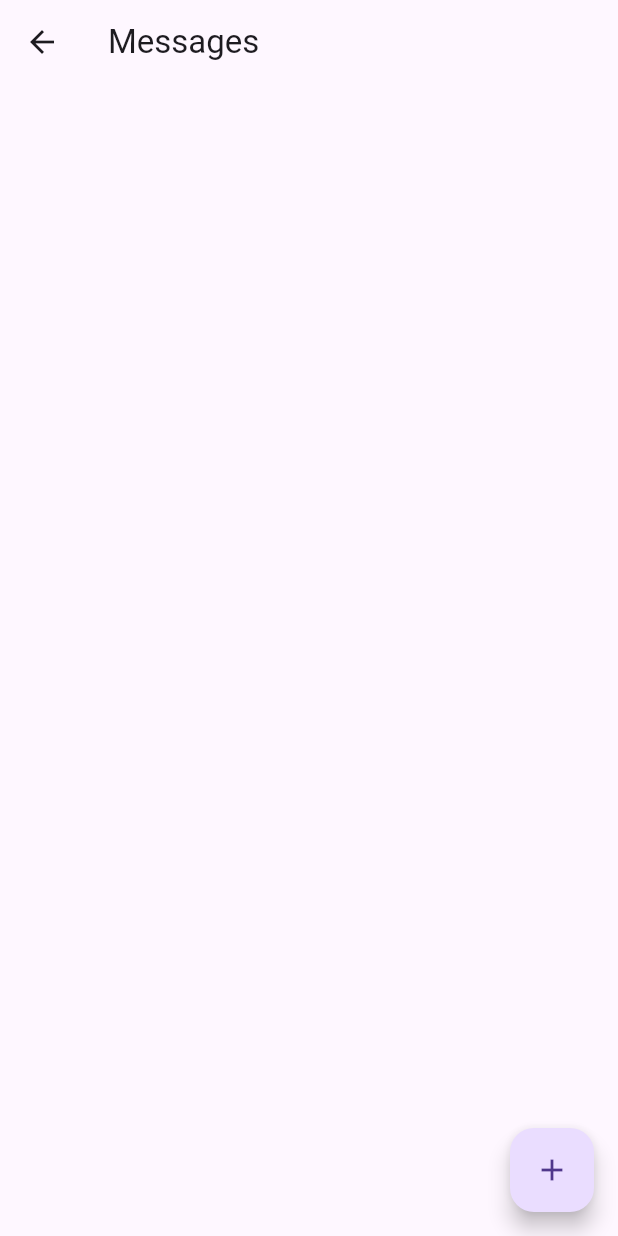
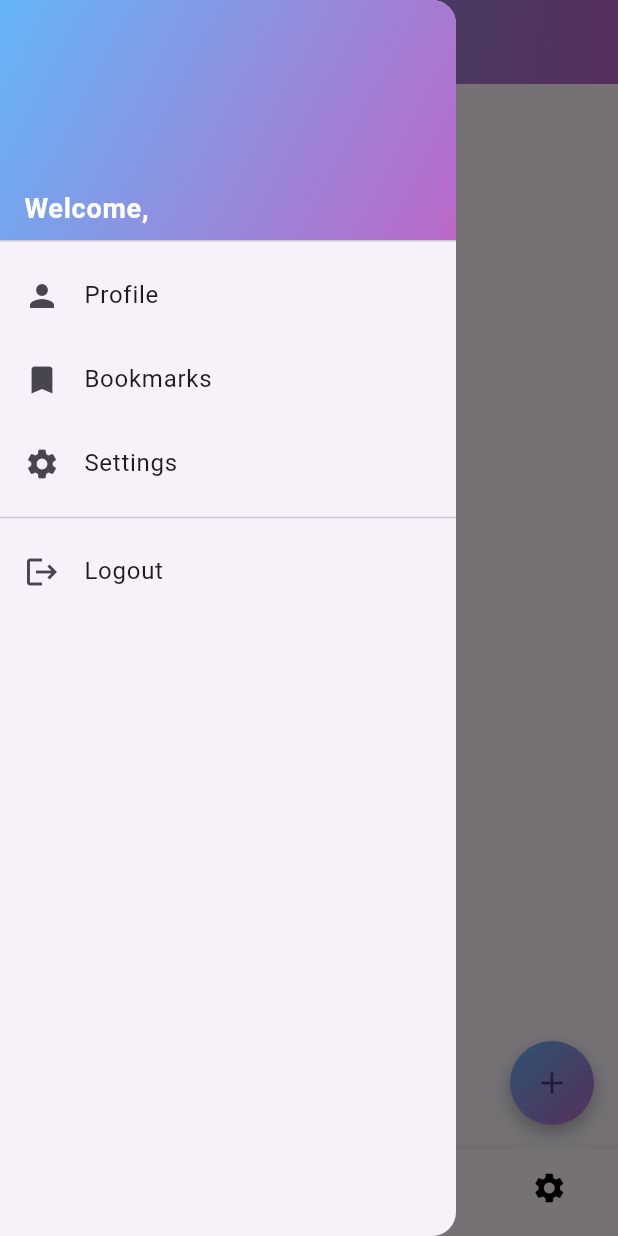
Before and after one commit to navedn/canvas_connect, a Flutter app: the HomeScreen screen opened by its route, item 2 of the bottom bar chosen, with the side drawer open (before the commit the screen has no drawer), on a phone screen of 412 x 824 dp. Run offline on Flutter 3.47's test engine with Material 3 defaults, Android fonts, the phone set to English and light mode, and no system bars; our stand-ins replace cloud_firestore, firebase_auth, firebase_core; accounts and stored records are empty; generated files the repository leaves out were written again.

Commit message:
Messaging style improvements

```diff
--- a/lib/home_screen.dart
+++ b/lib/home_screen.dart
@@ -94,7 +94,7 @@ class _HomeScreenState extends State<HomeScreen> {
 
     // Navigate based on selected index
     if (index == 1) {
-      Navigator.of(context).push(
+      Navigator.of(context).pushReplacement(
         MaterialPageRoute(
           builder: (context) => MessagingScreen(username: _username),
         ),
--- a/lib/messaging_screen.dart
+++ b/lib/messaging_screen.dart
@@ -1,3 +1,4 @@
+import 'package:canvas_connect/home_screen.dart';
 import 'package:flutter/material.dart';
 import 'package:firebase_auth/firebase_auth.dart';
 import 'package:cloud_firestore/cloud_firestore.dart';
@@ -18,6 +19,8 @@ class _MessagingScreenState extends State<MessagingScreen> {
 
   late String _currentUserId;
   List<Map<String, dynamic>> _contacts = [];
+
+  int _selectedIndex = 1;
 
   @override
   void initState() {
@@ -47,6 +50,8 @@ class _MessagingScreenState extends State<MessagingScreen> {
         _contacts = contactsSnapshot.docs
             .map((doc) => doc.data() as Map<String, dynamic>)
             .toList();
+
+        _contacts.sort((a, b) => a['username'].compareTo(b['username']));
       });
     } catch (e) {
       ScaffoldMessenger.of(context).showSnackBar(
@@ -126,6 +131,26 @@ class _MessagingScreenState extends State<MessagingScreen> {
     }
   }
 
+  Future<void> _signOut(BuildContext context) async {
+    await _auth.signOut();
+    Navigator.of(context).pushReplacementNamed('/login');
+  }
+
+  void _onItemTapped(int index) {
+    setState(() {
+      _selectedIndex = index;
+    });
+
+    // Navigate based on selected index
+    if (index == 0) {
+      Navigator.of(context).pushReplacement(
+        MaterialPageRoute(
+          builder: (context) => HomeScreen(),
+        ),
+      );
+    }
+  }
+
   // Generate a unique chat ID based on user IDs
   String _generateChatId(String userId1, String userId2) {
     return userId1.hashCode <= userId2.hashCode
@@ -185,33 +210,180 @@ class _MessagingScreenState extends State<MessagingScreen> {
 
   @override
   Widget build(BuildContext context) {
+    final user = _auth.currentUser;
+
     return Scaffold(
       appBar: AppBar(
+        flexibleSpace: Container(
+          decoration: BoxDecoration(
+            gradient: LinearGradient(
+              colors: [Colors.blue.shade300, Colors.purple.shade300],
+              begin: Alignment.topLeft,
+              end: Alignment.bottomRight,
+            ),
+          ),
+        ),
         title: Text('Messages'),
+        centerTitle: true,
+        leading: Builder(
+          builder: (context) => IconButton(
+            icon: Icon(Icons.menu),
+            onPressed: () => Scaffold.of(context).openDrawer(), // Open Drawer
+          ),
+        ),
+      ),
+      drawer: Drawer(
+        child: ListView(
+          padding: EdgeInsets.zero,
+          children: [
+            DrawerHeader(
+              decoration: BoxDecoration(
+                gradient: LinearGradient(
+                  colors: [Colors.blue.shade300, Colors.purple.shade300],
+                  begin: Alignment.topLeft,
+                  end: Alignment.bottomRight,
+                ),
+              ),
+              child: Column(
+                crossAxisAlignment: CrossAxisAlignment.start,
+                mainAxisAlignment: MainAxisAlignment.end,
+                children: [
+                  Text(
+                    'Welcome, ${user?.email ?? 'Guest'}',
+                    style: TextStyle(
+                      color: Colors.white,
+                      fontSize: 18,
+                      fontWeight: FontWeight.bold,
+                    ),
+                  ),
+                ],
+              ),
+            ),
+            ListTile(
+              leading: Icon(Icons.person),
+              title: Text('Profile'),
+              onTap: () {
+                Navigator.of(context).pop(); // Close the drawer
+                // Add navigation logic here
+              },
+            ),
+            ListTile(
+              leading: Icon(Icons.bookmark),
+              title: Text('Bookmarks'),
+              onTap: () {
+                Navigator.of(context).pop(); // Close the drawer
+                // Add navigation logic here
+              },
+            ),
+            ListTile(
+              leading: Icon(Icons.settings),
+              title: Text('Settings'),
+              onTap: () {
+                Navigator.of(context).pop();
+                // Add navigation logic here
+              },
+            ),
+            Divider(), // Optional divider
+            ListTile(
+              leading: Icon(Icons.logout),
+              title: Text('Logout'),
+              onTap: () => _signOut(context),
+            ),
+          ],
+        ),
       ),
       body: ListView.builder(
         itemCount: _contacts.length,
         itemBuilder: (context, index) {
           final contact = _contacts[index];
-          return ListTile(
-            title: Text(contact['username']),
+          return Padding(
+            padding:
+                const EdgeInsets.symmetric(vertical: 8.0, horizontal: 16.0),
+            child: Card(
+              shape: RoundedRectangleBorder(
+                borderRadius: BorderRadius.circular(12),
+              ),
+              elevation: 4,
+              child: ListTile(
+                leading: CircleAvatar(
+                  backgroundColor: Colors.blue.shade300,
+                  child: Text(
+                    contact['username'][0].toUpperCase(),
+                    style: TextStyle(color: Colors.white),
+                  ),
+                ),
+                title: Text(
+                  contact['username'],
+                  style: TextStyle(fontWeight: FontWeight.bold),
+                ),
+                trailing: Icon(Icons.chat, color: Colors.blue.shade300),
                 onTap: () {
                   Navigator.of(context).push(
                     MaterialPageRoute(
                       builder: (context) => ChatScreen(
-                    chatId: _generateChatId(_currentUserId, contact['userId']),
-                    currentUserId: _currentUserId, // Pass the current user ID
+                        chatId: _generateChatId(
+                          _currentUserId,
+                          contact['userId'],
+                        ),
+                        currentUserId: _currentUserId,
                         messageUsername: contact['username'],
                       ),
                     ),
                   );
                 },
+              ),
+            ),
           );
         },
       ),
-      floatingActionButton: FloatingActionButton(
+      floatingActionButton: Container(
+        decoration: BoxDecoration(
+          shape: BoxShape.circle,
+          gradient: LinearGradient(
+            colors: [Colors.blue.shade300, Colors.purple.shade300],
+            begin: Alignment.topLeft,
+            end: Alignment.bottomRight,
+          ),
+          boxShadow: [
+            BoxShadow(
+              color: Colors.black.withOpacity(0.3),
+              blurRadius: 10,
+              offset: Offset(0, 5),
+            ),
+          ],
+        ),
+        child: FloatingActionButton(
           onPressed: _showAddContactDialog,
+          backgroundColor: Colors.transparent,
+          elevation: 0,
           child: Icon(Icons.add),
+        ),
+      ),
+      bottomNavigationBar: BottomNavigationBar(
+        backgroundColor: Colors.pink,
+        selectedItemColor: Colors.blue,
+        unselectedItemColor: Colors.black,
+
+        currentIndex: _selectedIndex, // Set the currently selected index
+        onTap: _onItemTapped, // Handle tab item selection
+        items: [
+          BottomNavigationBarItem(
+            icon: Icon(Icons.home),
+            label: 'Home',
+          ),
+          BottomNavigationBarItem(
+            icon: Icon(Icons.message),
+            label: 'Messages',
+          ),
+          BottomNavigationBarItem(
+            icon: Icon(Icons.shopping_cart_checkout),
+            label: 'Cart',
+          ),
+          BottomNavigationBarItem(
+            icon: Icon(Icons.settings),
+            label: 'Settings',
+          ),
+        ],
       ),
     );
   }
@@ -291,6 +463,15 @@ class _ChatScreenState extends State<ChatScreen> {
   Widget build(BuildContext context) {
     return Scaffold(
       appBar: AppBar(
+        flexibleSpace: Container(
+          decoration: BoxDecoration(
+            gradient: LinearGradient(
+              colors: [Colors.blue.shade300, Colors.purple.shade300],
+              begin: Alignment.topLeft,
+              end: Alignment.bottomRight,
+            ),
+          ),
+        ),
         title: Text('Messaging: @' + widget.messageUsername),
       ),
       body: Column(
```
Lines whose indentation alone changed are shown as unchanged.
